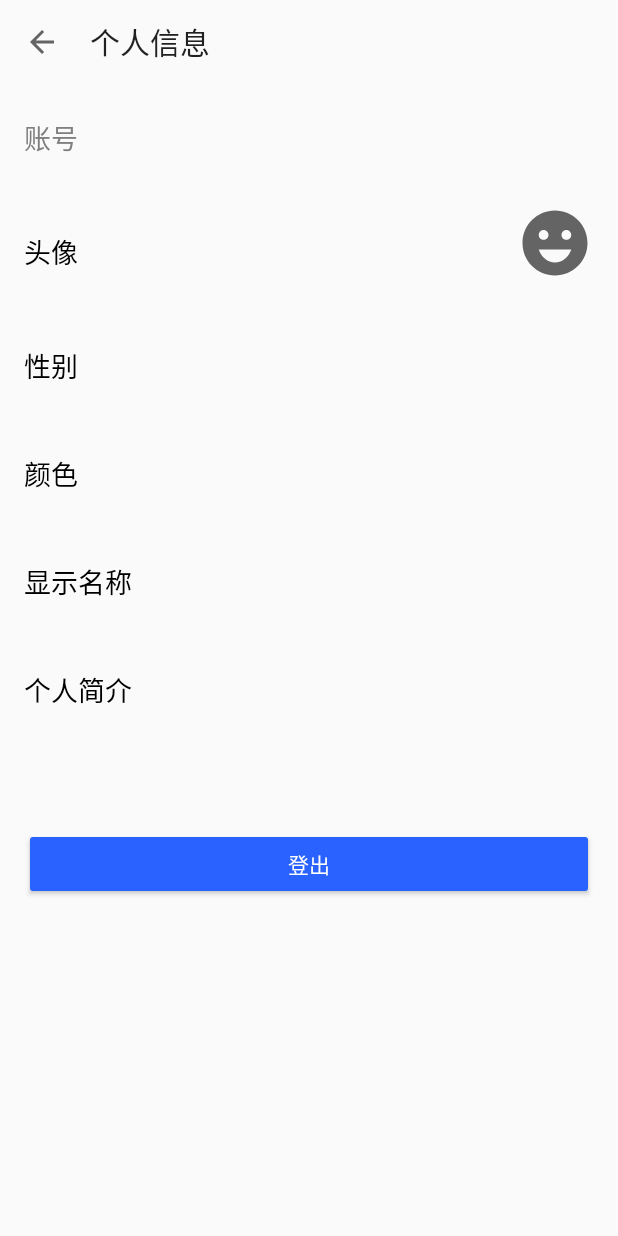
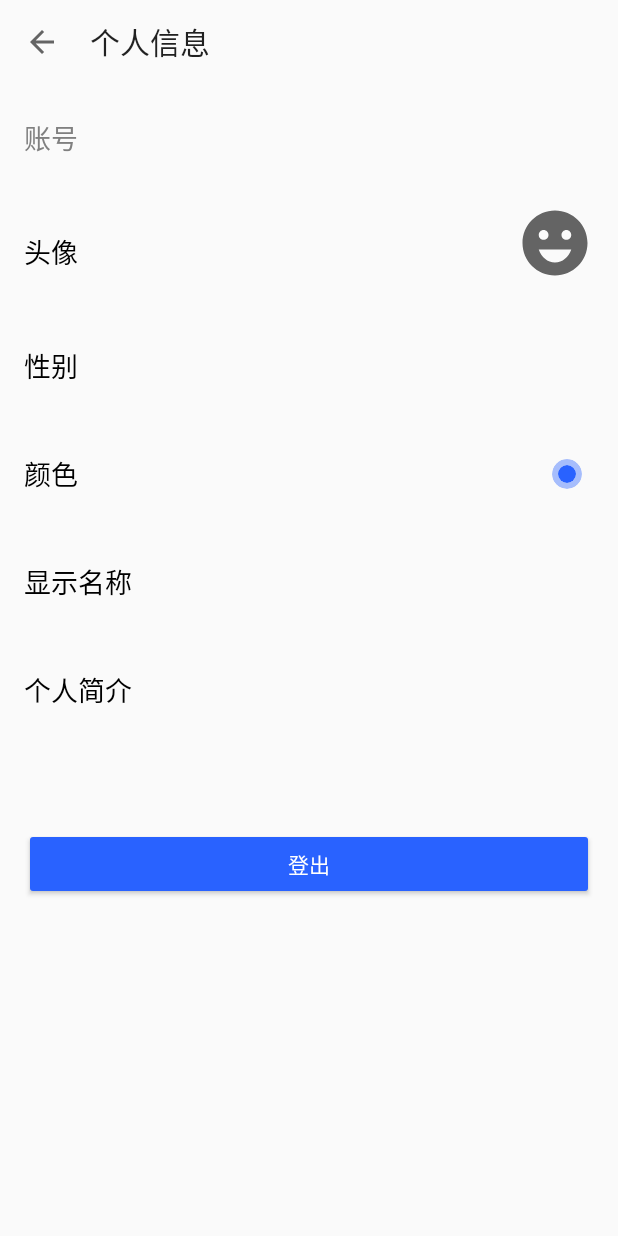
Before and after one commit to StupidTrees/CloudLiter-kotlin, an Android app: the MyProfileActivity screen opened directly, with no data from a screen before it, on a phone screen of 412 x 824 dp. Run offline under Robolectric (Android 15) with nearby library versions, the phone set to English and light mode, and no system bars; our stand-ins replace ButterKnife.

```diff
--- a/app/build.gradle
+++ b/app/build.gradle
@@ -42,7 +42,7 @@ dependencies {
     testImplementation 'junit:junit:4.13'
     androidTestImplementation 'androidx.test.ext:junit:1.1.2'
     androidTestImplementation 'androidx.test.espresso:espresso-core:3.3.0'
-
+    implementation "androidx.swiperefreshlayout:swiperefreshlayout:1.1.0"
 
     implementation 'com.squareup.retrofit2:retrofit:2.0.2'
     implementation 'com.google.dagger:dagger:2.23.1'
--- a/app/src/main/java/com/stupidtree/hichat/ui/main/contact/ContactViewModel.java
+++ b/app/src/main/java/com/stupidtree/hichat/ui/main/contact/ContactViewModel.java
@@ -62,7 +62,7 @@ public class ContactViewModel extends ViewModel {
                         return friendsRepository.getFriends(user.getToken(), null);
                     }
                 }
-                return new MutableLiveData<>();
+                return new MutableLiveData<>(new DataState<>(DataState.STATE.NOTHING));
             });
         }
         return listData;
--- a/app/src/main/java/com/stupidtree/hichat/ui/myprofile/MyProfileActivity.java
+++ b/app/src/main/java/com/stupidtree/hichat/ui/myprofile/MyProfileActivity.java
@@ -12,6 +12,7 @@ import android.widget.Toast;
 
 import androidx.annotation.Nullable;
 import androidx.appcompat.widget.Toolbar;
+import androidx.cardview.widget.CardView;
 import androidx.lifecycle.Observer;
 
 import com.stupidtree.hichat.R;
@@ -21,6 +22,7 @@ import com.stupidtree.hichat.ui.base.BaseActivity;
 import com.stupidtree.hichat.ui.base.DataState;
 import com.stupidtree.hichat.ui.widgets.PopUpEditText;
 import com.stupidtree.hichat.ui.widgets.PopUpSelectableList;
+import com.stupidtree.hichat.utils.ColorUtils;
 import com.stupidtree.hichat.utils.FileProviderUtils;
 import com.stupidtree.hichat.utils.GalleryPicker;
 import com.stupidtree.hichat.utils.ImageUtils;
@@ -83,6 +85,11 @@ public class MyProfileActivity extends BaseActivity<MyProfileViewModel> {
     @BindView(R.id.gender)
     TextView genderText;//性别文本
 
+    @BindView(R.id.icon_color)
+    CardView colorIcon;
+
+    @BindView(R.id.icon_color_inner)
+    CardView colorIconInner;
     @Override
     protected Class<MyProfileViewModel> getViewModelClass() {
         return MyProfileViewModel.class;
@@ -256,6 +263,8 @@ public class MyProfileActivity extends BaseActivity<MyProfileViewModel> {
         //设置各种文本信息
         colorText.setText(profile.getColorName());
         nicknameText.setText(profile.getNickname());
+        colorIcon.setCardBackgroundColor(ColorUtils.getColorByEnum(getThis(),profile.getColor()));
+        colorIconInner.setCardBackgroundColor(ColorUtils.getColorByEnum(getThis(),profile.getColor()));
         if(!TextUtils.isEmpty(profile.getSignature())){
             signatureText.setText(profile.getSignature());
         }else{
--- a/app/src/main/res/layout/activity_my_profile.xml
+++ b/app/src/main/res/layout/activity_my_profile.xml
@@ -132,13 +132,42 @@
             android:paddingBottom="8dp">
 
             <TextView
-                android:layout_width="wrap_content"
+                android:layout_width="match_parent"
                 android:layout_height="wrap_content"
                 android:layout_gravity="center"
                 android:layout_weight="1"
                 android:text="@string/color"
                 android:textColor="?attr/textColorPrimary"
                 android:textSize="18sp" />
+
+            <FrameLayout
+                android:layout_width="wrap_content"
+                android:layout_height="match_parent"
+                android:layout_gravity="center"
+                android:layout_marginEnd="8dp">
+
+                <androidx.cardview.widget.CardView
+                    android:id="@+id/icon_color"
+                    android:layout_width="20dp"
+                    android:layout_height="20dp"
+                    android:layout_gravity="center"
+                    android:alpha="0.4"
+                    app:cardBackgroundColor="@color/colorPrimary"
+                    app:cardCornerRadius="10dp"
+                    app:cardElevation="0dp">
+
+                </androidx.cardview.widget.CardView>
+
+                <androidx.cardview.widget.CardView
+                    android:id="@+id/icon_color_inner"
+                    android:layout_width="12dp"
+                    android:layout_height="12dp"
+                    android:layout_gravity="center"
+                    app:cardBackgroundColor="@color/colorPrimary"
+                    app:cardCornerRadius="6dp"
+                    app:cardElevation="0dp" />
+
+            </FrameLayout>
 
             <TextView
                 android:id="@+id/color"
```
Also changed, not shown: app/src/main/java/com/stupidtree/hichat/ui/main/contact/ContactFragment.java (+7 -3 lines), app/src/main/java/com/stupidtree/hichat/ui/main/conversations/ConversationsFragment.java (+17 -3 lines), app/src/main/java/com/stupidtree/hichat/ui/profile/ProfileActivity.java (+11 -0 lines), app/src/main/java/com/stupidtree/hichat/utils/ColorUtils.java (added, +33 -0 lines), app/src/main/res/layout/activity_profile.xml (+33 -1 lines), app/src/main/res/layout/fragment_contact.xml (+10 -3 lines), app/src/main/res/layout/fragment_conversations.xml (+8 -3 lines), app/src/main/res/values/colors.xml (+9 -0 lines).
